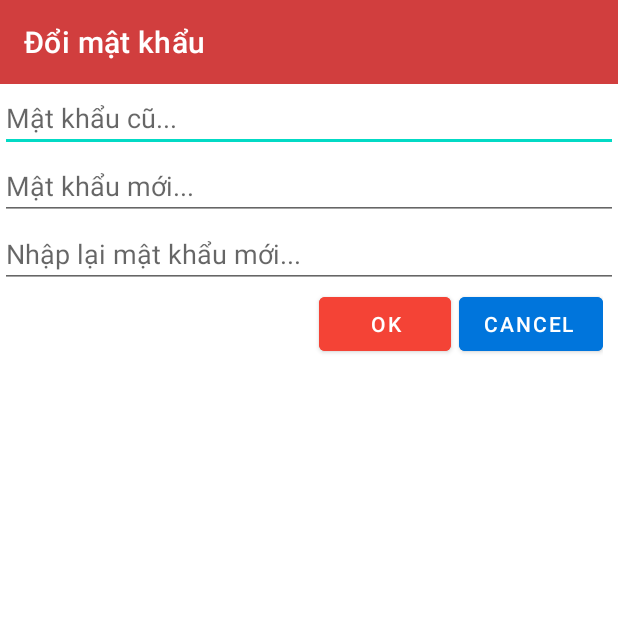
After one commit to DevP41n/Android-Project, an Android app: the ChangePassword screen opened directly, with no data from a screen before it, on a phone screen of 412 x 824 dp, the top half of it. The commit adds this screen. Run offline under Robolectric (Android 15) with nearby library versions, the phone set to English and light mode, and no system bars; Roboto replaces fonts that are not available here.

Commit message:
Change Password

```diff
--- a/app/src/main/AndroidManifest.xml
+++ b/app/src/main/AndroidManifest.xml
@@ -12,6 +12,9 @@
         android:roundIcon="@mipmap/ic_launcher_round"
         android:supportsRtl="true"
         android:theme="@style/Theme.AndroidProject">
+        <activity
+            android:name=".ChangePassword"
+            android:exported="false" />
         <activity
             android:name=".UserInfo"
             android:exported="false" />
--- /dev/null
+++ b/app/src/main/java/com/example/androidproject/ChangePassword.java
@@ -0,0 +1,102 @@
+package com.example.androidproject;
+
+import androidx.appcompat.app.AppCompatActivity;
+
+import android.os.Bundle;
+import android.view.View;
+import android.widget.Button;
+import android.widget.EditText;
+import android.widget.Toast;
+
+import com.example.SharedPreferences.SessionManager;
+
+import java.sql.Connection;
+import java.sql.ResultSet;
+import java.sql.SQLException;
+import java.sql.Statement;
+
+public class ChangePassword extends AppCompatActivity {
+
+    EditText edtOldPassword, edtNewPassword, edtRetype;
+
+    Button btnConfirm, btnCancel;
+
+    //Connect to sql server
+    Connection connect;
+    String connectionResult = "";
+
+    @Override
+    protected void onCreate(Bundle savedInstanceState) {
+        super.onCreate(savedInstanceState);
+        setContentView(R.layout.activity_change_password);
+
+        linkViews();
+        addEvents();
+
+    }
+
+    private void addEvents() {
+        SessionManager sessionManager = new SessionManager(ChangePassword.this);
+        int userID = sessionManager.getSession();
+
+        btnConfirm.setOnClickListener(new View.OnClickListener() {
+            @Override
+            public void onClick(View v) {
+                String OldPass = edtOldPassword.getText().toString();
+                String NewPass = edtNewPassword.getText().toString();
+                String Retype = edtRetype.getText().toString();
+                String Check = "";
+
+                try{
+                    ConnectionHelper connectionHelper = new ConnectionHelper();
+                    connect = connectionHelper.connectionClass();
+                    if(connect!= null)
+                    {
+                        String query = "select * from KhachHang where MaKH = " + userID;
+                        Statement st = connect.createStatement();
+                        ResultSet rsc = st.executeQuery(query);
+                        if (rsc.next()) {
+                            Check = rsc.getString(4);
+                        }
+                        if (!Check.equals(OldPass)) {
+                            Toast.makeText(getApplicationContext(), "Sai mật khẩu cũ!", Toast.LENGTH_SHORT).show();
+                        }
+                        else if(!NewPass.equals(Retype))
+                        {
+                            Toast.makeText(getApplicationContext(),"Mật khẩu mới không khớp!",Toast.LENGTH_SHORT).show();
+                        }
+                        else{
+                            String queryy = "UPDATE KhachHang SET Matkhau = N'" + NewPass +"' WHERE MaKH =" + userID;
+                            st = connect.createStatement();
+                            st.executeUpdate(queryy);
+                            finish();
+                            Toast.makeText(getApplicationContext(),"Đổi mật khẩu thành công!",Toast.LENGTH_SHORT).show();
+                        }
+                    }
+
+
+                } catch (SQLException throwables) {
+                    throwables.printStackTrace();
+                }
+            }
+        });
+
+        btnCancel.setOnClickListener(new View.OnClickListener() {
+            @Override
+            public void onClick(View v) {
+                finish();
+            }
+        });
+
+    }
+
+    private void linkViews() {
+        edtOldPassword = findViewById(R.id.edtOldPassword);
+        edtNewPassword = findViewById(R.id.edtNewPassword);
+        edtRetype = findViewById(R.id.edtRetype);
+
+        btnConfirm = findViewById(R.id.btnConfirm);
+        btnCancel = findViewById(R.id.btnCancel);
+
+    }
+}
--- a/app/src/main/java/com/example/androidproject/ConnectionHelper.java
+++ b/app/src/main/java/com/example/androidproject/ConnectionHelper.java
@@ -18,8 +18,8 @@ public class ConnectionHelper {
     public Connection connectionClass()
     {
         //Copy mấy cái ip của tụi bay bỏ dô đây, vì cái ide này nó k get đc cái ip localhost của pc
-                ip = "192.168.1.8"; // IP máy của Tân
-//        ip = "192.168.1.5"; // IP máy của Tiến
+//                ip = "192.168.1.8"; // IP máy của Tân
+        ip = "192.168.1.5"; // IP máy của Tiến
         //        ip="172.20.10.12";// IP máy của Chương
         database = "TechShop";
         username = "sa";
--- /dev/null
+++ b/app/src/main/res/layout/activity_change_password.xml
@@ -0,0 +1,72 @@
+<?xml version="1.0" encoding="utf-8"?>
+<LinearLayout xmlns:android="http://schemas.android.com/apk/res/android"
+    xmlns:app="http://schemas.android.com/apk/res-auto"
+    xmlns:tools="http://schemas.android.com/tools"
+    android:layout_width="match_parent"
+    android:layout_height="match_parent"
+    tools:context=".ChangePassword"
+    android:orientation="vertical">
+
+    <androidx.appcompat.widget.Toolbar
+        app:title="Đổi mật khẩu"
+        android:background="#D13E3E"
+        app:titleTextColor="@color/white"
+        android:layout_width="match_parent"
+        android:layout_height="?attr/actionBarSize"
+        />
+
+    <EditText
+        android:id="@+id/edtOldPassword"
+        android:paddingTop="10dp"
+        android:paddingRight="10dp"
+        android:layout_width="match_parent"
+        android:layout_height="wrap_content"
+        android:inputType="textPassword"
+        android:hint="Mật khẩu cũ..."
+        />
+
+    <EditText
+        android:id="@+id/edtNewPassword"
+        android:paddingRight="10dp"
+        android:layout_width="match_parent"
+        android:layout_height="wrap_content"
+        android:hint="Mật khẩu mới..."
+        android:inputType="textPassword"
+        android:paddingTop="10dp" />
+
+    <EditText
+        android:id="@+id/edtRetype"
+        android:inputType="textPassword"
+        android:paddingRight="10dp"
+        android:paddingTop="10dp"
+        android:layout_width="match_parent"
+        android:layout_height="wrap_content"
+        android:hint="Nhập lại mật khẩu mới..."/>
+
+    <LinearLayout
+        android:layout_width="match_parent"
+        android:layout_height="wrap_content"
+        android:gravity="right"
+        android:paddingRight="10dp">
+
+        <Button
+            android:id="@+id/btnConfirm"
+            android:layout_width="wrap_content"
+            android:layout_height="wrap_content"
+            android:text="OK"
+            android:backgroundTint="#F44336"
+            android:layout_gravity="right"/>
+
+        <Button
+            android:id="@+id/btnCancel"
+            android:layout_width="wrap_content"
+            android:layout_height="wrap_content"
+            android:text="Cancel"
+            android:backgroundTint="#0075DC"
+            android:paddingRight="20dp"
+            android:layout_gravity="center"
+            android:layout_marginStart="5dp"/>
+
+    </LinearLayout>
+
+</LinearLayout>
--- a/app/src/main/res/layout/activity_main_profile_user.xml
+++ b/app/src/main/res/layout/activity_main_profile_user.xml
@@ -30,7 +30,7 @@
             android:paddingLeft="15dp"
             android:layout_width="0dp"
             android:layout_height="wrap_content"
-            android:text="Thông tin tài khoản"
+            android:text="Thiết lập tài khoản"
             android:textSize="26sp"
             android:layout_weight="8"
             />
```
Also changed, not shown: app/src/main/java/com/example/androidproject/UserInfo.java (+12 -2 lines), app/src/main/res/layout/activity_user_info.xml (+3 -5 lines).
